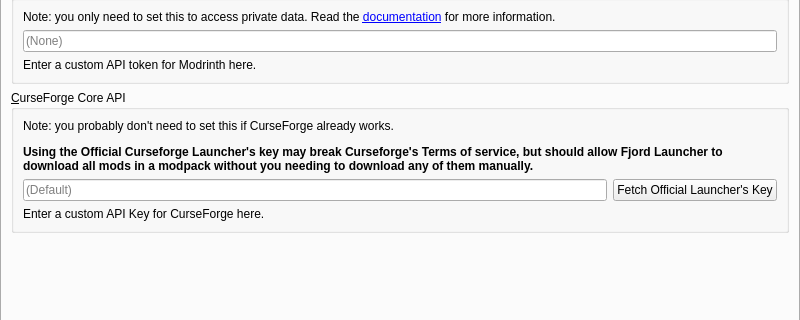
The window that launcher/ui/pages/global/APIPage.ui (unmojang/FjordLauncher) describes before a commit, drawn with Qt 5; both pictures show x 0 to 800 and y 163 to 483 of the 800 by 600 pixel window.
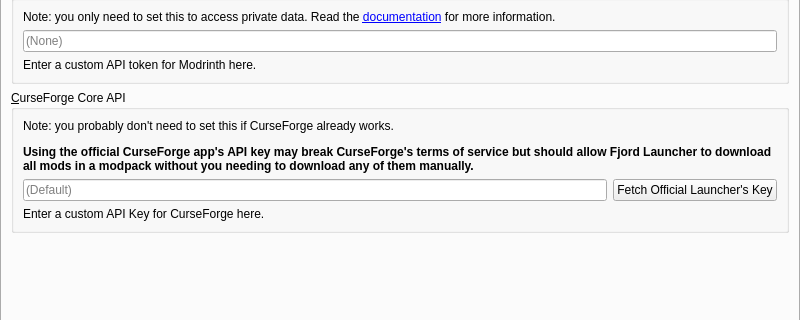
The same window after the commit. The open tabs and pages were chosen to show the change.

Commit message:
Fetch CurseForge API key from official files
Instead of fetching the CurseForge API key from PolyMC's server, fetch
it from the files of the CurseForge app, mirrored by archive.org. We can
do this without downloading the entire 100MiB+ application by
range-requesting the specific DEFLATE block where the key is and
decompressing just that block.

```diff
--- a/launcher/ui/pages/global/APIPage.ui
+++ b/launcher/ui/pages/global/APIPage.ui
@@ -294,7 +294,7 @@
              </sizepolicy>
             </property>
             <property name="text">
-             <string>&lt;html&gt;&lt;head/&gt;&lt;body&gt;&lt;p&gt;Note: you probably don't need to set this if CurseForge already works.&lt;/p&gt;&lt;p&gt;&lt;span style=&quot; font-weight:700;&quot;&gt;Using the Official Curseforge Launcher's key may break Curseforge's Terms of service, but should allow Fjord Launcher to download all mods in a modpack without you needing to download any of them manually.&lt;/span&gt;&lt;/p&gt;&lt;/body&gt;&lt;/html&gt;</string>
+             <string>&lt;html&gt;&lt;head/&gt;&lt;body&gt;&lt;p&gt;Note: you probably don't need to set this if CurseForge already works.&lt;/p&gt;&lt;p&gt;&lt;span style=&quot; font-weight:700;&quot;&gt;Using the official CurseForge app's API key may break CurseForge's terms of service but should allow Fjord Launcher to download all mods in a modpack without you needing to download any of them manually.&lt;/span&gt;&lt;/p&gt;&lt;/body&gt;&lt;/html&gt;</string>
             </property>
             <property name="wordWrap">
              <bool>true</bool>
```
The commit also changes 7 other files.
